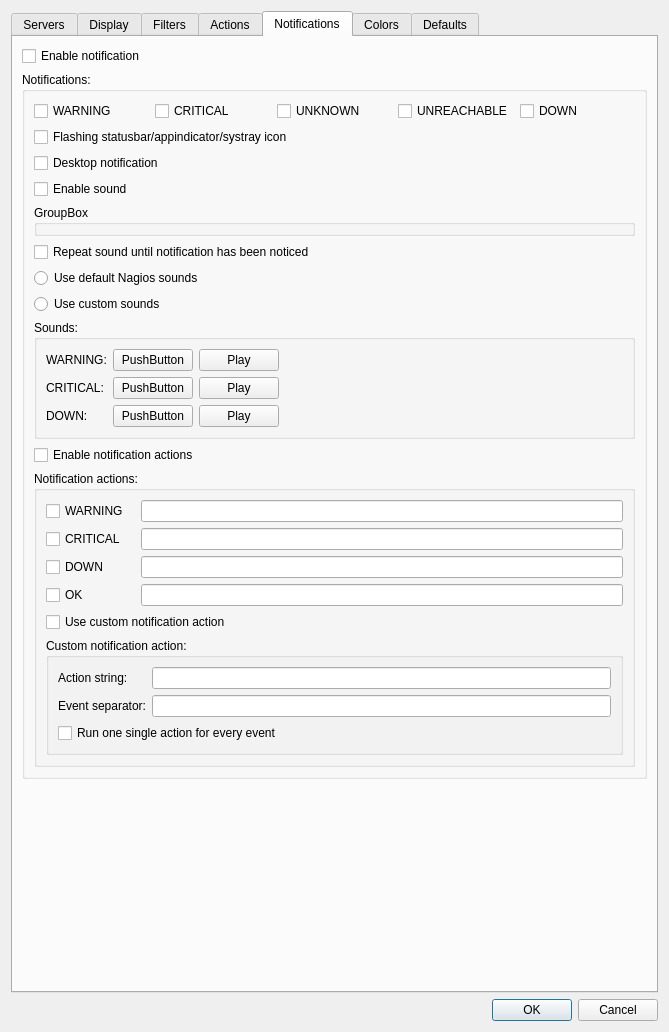
First picture: the form in Nagstamon/Nagstamon/QUI/settings_main.ui, repository HenriWahl/Nagstamon, before the edit.
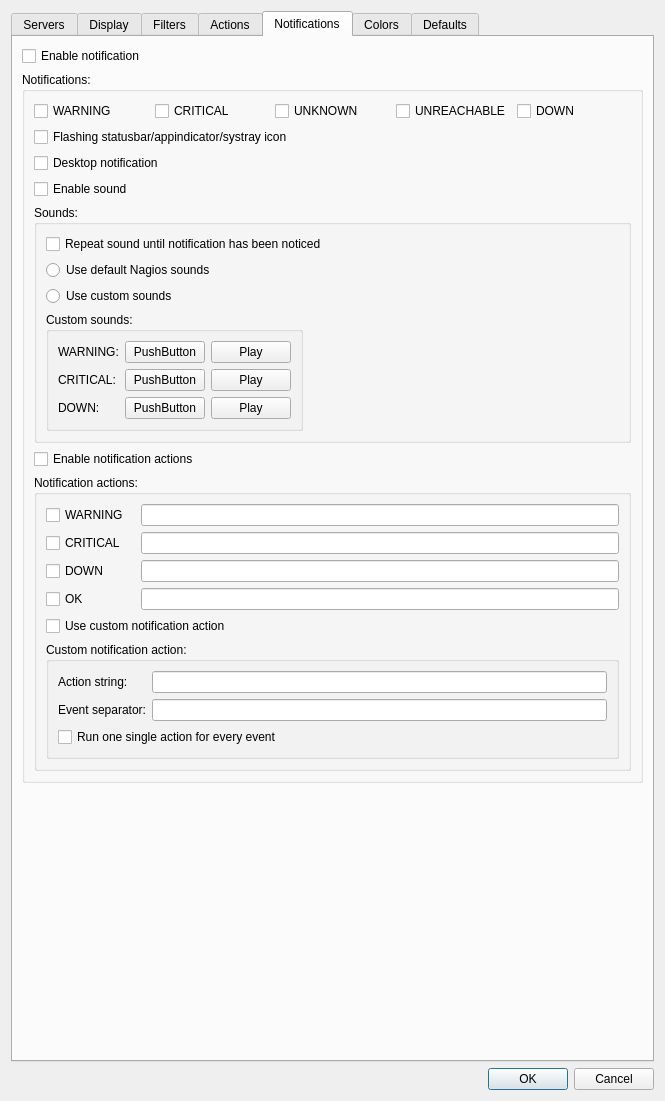
Second picture: the form after the edit. The open tabs and pages were chosen to show the change.

Commit message: finished settings main dialog toggle dependencies (sounds), changed TYPE proporties of monitors to unicode

Diff of the .ui file:
```diff
--- a/Nagstamon/Nagstamon/QUI/settings_main.ui
+++ b/Nagstamon/Nagstamon/QUI/settings_main.ui
@@ -7,8 +7,8 @@
    <rect>
     <x>0</x>
     <y>0</y>
-    <width>669</width>
-    <height>1032</height>
+    <width>665</width>
+    <height>1101</height>
    </rect>
   </property>
   <property name="sizePolicy">
@@ -856,39 +856,24 @@
             </property>
            </widget>
           </item>
-          <item>
-           <widget class="QGroupBox" name="groupBox">
-            <property name="title">
-             <string>GroupBox</string>
-            </property>
-           </widget>
-          </item>
-          <item>
-           <widget class="QCheckBox" name="input_checkbox_notification_sound_repeat">
-            <property name="text">
-             <string>Repeat sound until notification has been noticed</string>
-            </property>
-           </widget>
-          </item>
-          <item>
-           <widget class="QRadioButton" name="input_radiobutton_notification_default_sound">
-            <property name="text">
-             <string>Use default Nagios sounds</string>
-            </property>
-           </widget>
-          </item>
-          <item>
-           <widget class="QRadioButton" name="input_radiobutton_notification_custom_sound">
-            <property name="text">
-             <string>Use custom sounds</string>
-            </property>
-           </widget>
-          </item>
           <item>
            <widget class="QGroupBox" name="notification_sounds_groupbox">
             <property name="title">
              <string>Sounds:</string>
             </property>
+            <layout class="QGridLayout" name="gridLayout_16">
+             <item row="0" column="0" colspan="3">
+              <widget class="QCheckBox" name="input_checkbox_notification_sound_repeat">
+               <property name="text">
+                <string>Repeat sound until notification has been noticed</string>
+               </property>
+              </widget>
+             </item>
+             <item row="3" column="0" colspan="2">
+              <widget class="QGroupBox" name="notification_custom_sounds_groupbox">
+               <property name="title">
+                <string>Custom sounds:</string>
+               </property>
             <layout class="QGridLayout" name="gridLayout_8">
              <item row="1" column="1">
               <widget class="QPushButton" name="pushButton_7">
@@ -953,7 +938,24 @@
                </property>
               </widget>
              </item>
-             <item row="0" column="3">
+               </layout>
+              </widget>
+             </item>
+             <item row="2" column="0" colspan="3">
+              <widget class="QRadioButton" name="input_radiobutton_notification_custom_sound">
+               <property name="text">
+                <string>Use custom sounds</string>
+               </property>
+              </widget>
+             </item>
+             <item row="1" column="0" colspan="3">
+              <widget class="QRadioButton" name="input_radiobutton_notification_default_sound">
+               <property name="text">
+                <string>Use default Nagios sounds</string>
+               </property>
+              </widget>
+             </item>
+             <item row="3" column="2">
               <spacer name="horizontalSpacer_5">
                <property name="orientation">
                 <enum>Qt::Horizontal</enum>
@@ -1078,8 +1080,8 @@
          </property>
          <property name="sizeHint" stdset="0">
           <size>
-           <width>20</width>
-           <height>40</height>
+           <width>0</width>
+           <height>0</height>
           </size>
          </property>
         </spacer>
```
Left out of the diff: 48 changed lines with no effect on the pictures. Lines whose indentation alone changed are shown as unchanged. The commit also changes 11 other files.
